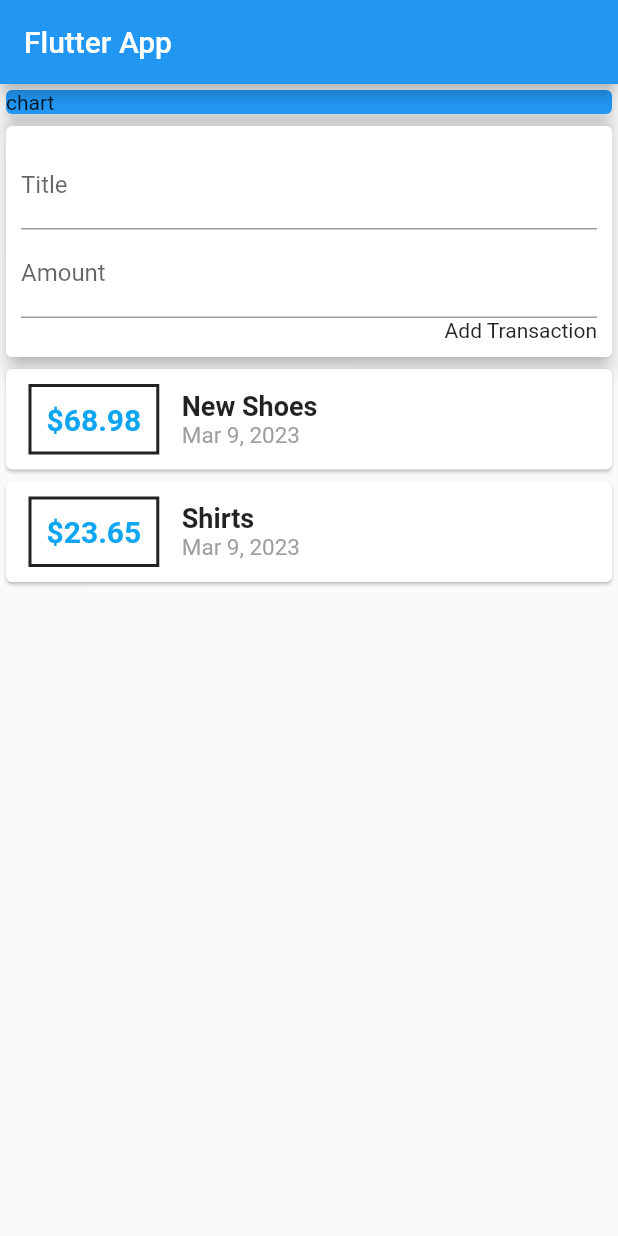
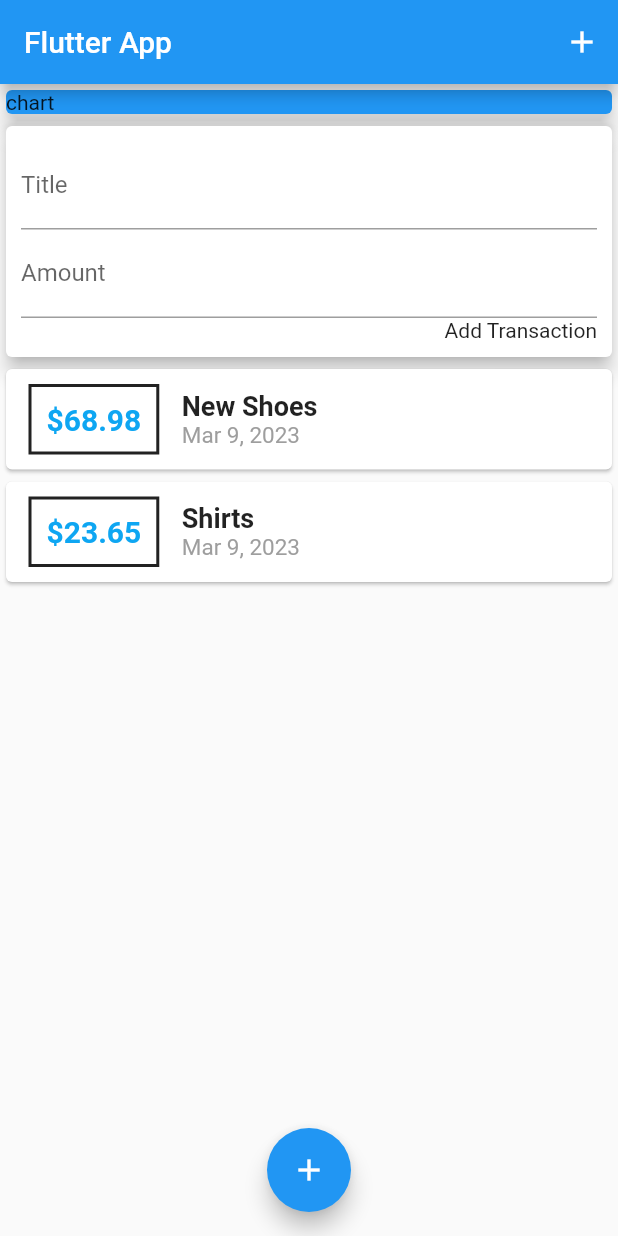
Before and after one commit to thanis04/daily_expenses, a Flutter app: the screen it shows after launch, on a phone screen of 412 x 824 dp. Run offline on Flutter 3.47's test engine with Material 2 defaults, Android fonts, the light colour scheme and no system bars; our stand-ins replace device_preview; missing offline and left inert: flat_3d_button.

Commit message:
IconButton and  FloatingActionButton added

```diff
--- a/lib/main.dart
+++ b/lib/main.dart
@@ -27,6 +27,12 @@ class MyHomePage extends StatelessWidget {
     return Scaffold(
       appBar: AppBar(
         title: Text('Flutter App'),
+        actions: <Widget>[
+          IconButton(
+            onPressed: () {},
+            icon: Icon(Icons.add),
+          ),
+        ],
       ),
       body: SingleChildScrollView(
         child: Column(
@@ -45,6 +51,11 @@ class MyHomePage extends StatelessWidget {
           ],
         ),
       ),
+      floatingActionButtonLocation: FloatingActionButtonLocation.centerFloat,
+      floatingActionButton: FloatingActionButton(
+        child: Icon(Icons.add),
+        onPressed: () {},
+      ),
     );
   }
 }
```
